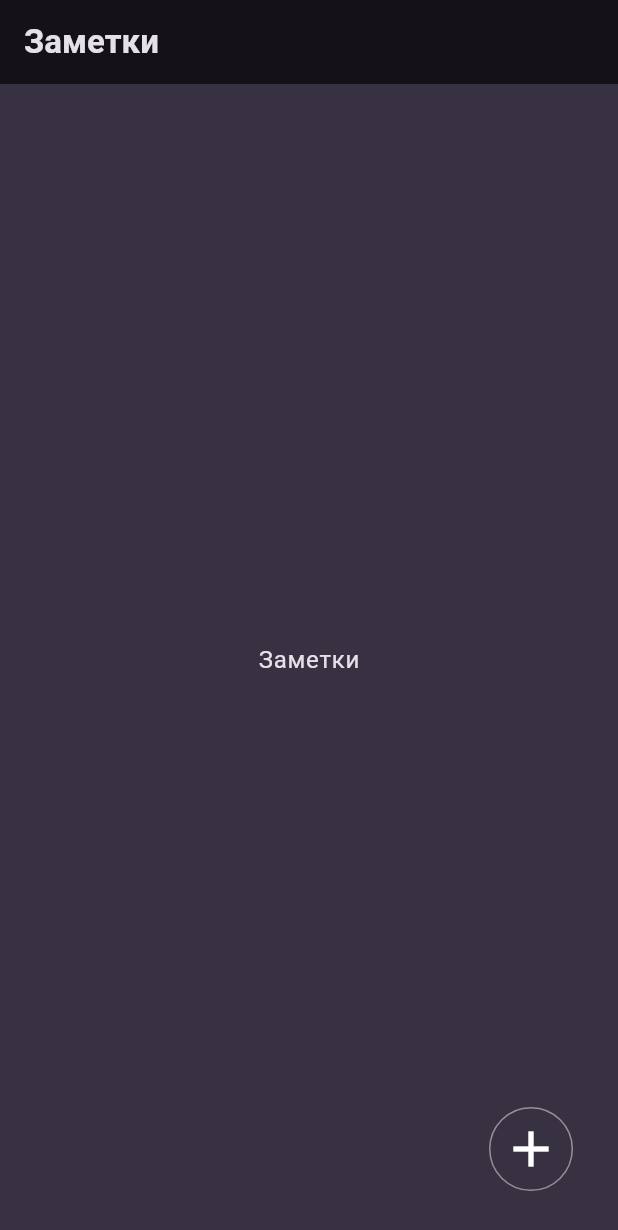
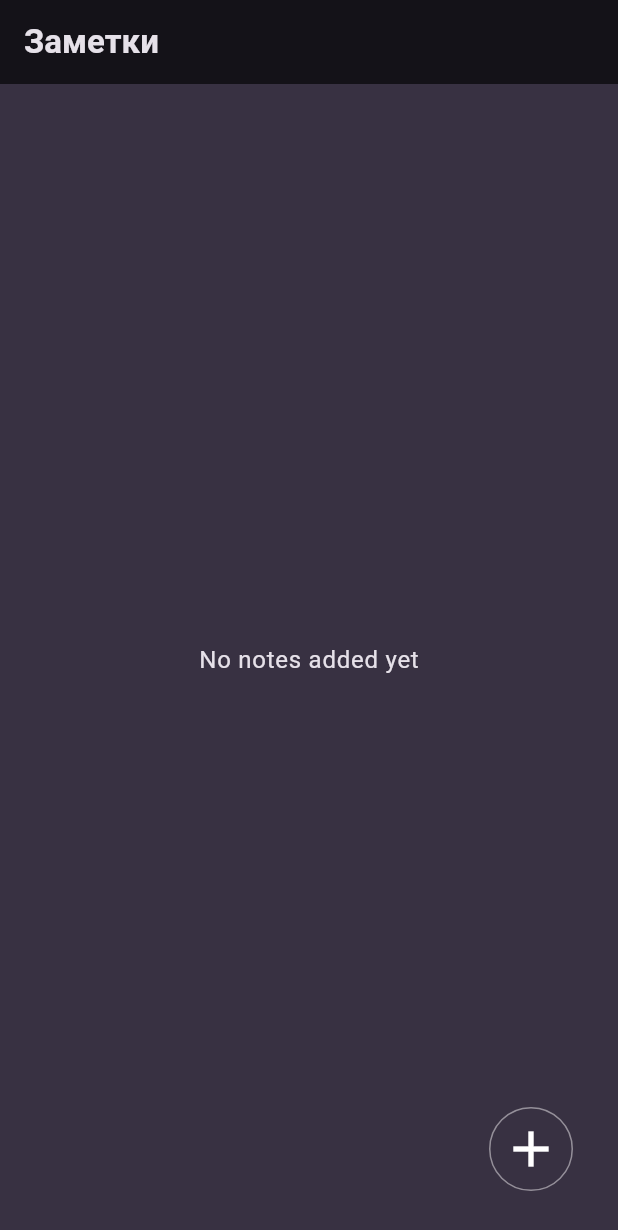
Before and after one commit to khumoyunABD/notes_app, a Flutter app: the screen it shows after launch, on a phone screen of 412 x 824 dp. Shown: the top 1230 px of the screen. Run offline on Flutter 3.47's test engine with Material 3 defaults, Android fonts, the phone set to English and light mode, and no system bars; our stand-ins replace get, google_fonts, image_picker, sqflite; accounts and stored records are empty.

Commit message:
working on notes_list

```diff
--- /dev/null
+++ b/lib/logic/cubit/add_note_cubit.dart
@@ -0,0 +1,5 @@
+// import 'package:notes/logic/add_note_state.dart';
+
+// class AddNoteCubit extends Cubit<AddNoteState> {
+//   AddNoteCubit() : super(AddNoteInitial());
+// }
--- a/lib/main.dart
+++ b/lib/main.dart
@@ -1,6 +1,8 @@
 import 'package:flutter/material.dart';
+import 'package:get/get.dart';
 import 'package:google_fonts/google_fonts.dart';
-import 'package:notes/screens/notes_list.dart';
+import 'package:notes/logic/add_controller.dart';
+import 'package:notes/screens/notes_screen.dart';
 
 final colorScheme = ColorScheme.fromSeed(
   brightness: Brightness.dark,
@@ -25,6 +27,7 @@ final theme = ThemeData().copyWith(
 );
 
 void main() {
+  Get.put(AddNoteController());
   runApp(const MyApp());
 }
 
--- /dev/null
+++ b/lib/models/note.dart
@@ -0,0 +1,19 @@
+import 'dart:io';
+
+import 'package:uuid/uuid.dart';
+
+const uuid = Uuid();
+
+class Note {
+  Note({
+    required this.title,
+    required this.image,
+    required this.description,
+    String? id,
+  }) : id = id ?? uuid.v4();
+
+  final String id;
+  final String title;
+  final File image;
+  final String description;
+}
--- a/lib/screens/notes_list.dart
+++ b/lib/screens/notes_list.dart
@@ -1,53 +1,41 @@
 import 'package:flutter/material.dart';
-import 'package:notes/screens/add_note.dart';
+import 'package:notes/models/note.dart';
+import 'package:notes/screens/note_details.dart';
+import 'package:notes/screens/note_item.dart';
 
-class NotesScreen extends StatefulWidget {
-  const NotesScreen({super.key});
+class NotesList extends StatelessWidget {
+  const NotesList({
+    super.key,
+    required this.notes,
+  });
+
+  final List<Note> notes;
 
   @override
-  State<NotesScreen> createState() => _NotesScreenState();
-}
+  Widget build(BuildContext context) {
+    void selectNote(BuildContext context, Note note) {
+      Navigator.of(context).push(
+          MaterialPageRoute(builder: (ctx) => NoteDetailsScreen(note: note)));
+    }
 
-class _NotesScreenState extends State<NotesScreen> {
-  @override
-  Widget build(BuildContext context) {
-    return Scaffold(
-      appBar: AppBar(
-        title: const Text('Заметки'),
-      ),
-      floatingActionButton: Padding(
-        padding: const EdgeInsets.only(
-          right: 14,
-          bottom: 14,
-        ),
-        child: IconButton.outlined(
-          // style: OutlinedButton.styleFrom(
-          //   backgroundColor: Colors.deepPurple,
-          // ),
-          //alignment: Alignment.center,
-          //padding: EdgeInsets.all(40),
-          iconSize: 40,
-          //color: Colors.orangeAccent,
-          icon: const Icon(
-            Icons.add,
-            color: Colors.white,
-          ),
-          onPressed: () {
-            Navigator.of(context).push(
-              MaterialPageRoute(
-                builder: (ctx) => const AddNoteScreen(),
-              ),
-            );
-          },
-        ),
-      ),
-      body: Center(
+    if (notes.isEmpty) {
+      return Center(
         child: Text(
-          'Заметки',
+          'No notes added yet',
           style: Theme.of(context).textTheme.bodyLarge!.copyWith(
                 color: Theme.of(context).colorScheme.onBackground,
               ),
         ),
+      );
+    }
+
+    return ListView.builder(
+      itemCount: notes.length,
+      itemBuilder: (ctx, index) => NoteItem(
+        myNote: notes[index],
+        onSelectNote: (myNote) {
+          selectNote(context, myNote);
+        },
       ),
     );
   }
--- /dev/null
+++ b/lib/screens/notes_screen.dart
@@ -0,0 +1,73 @@
+import 'package:flutter/material.dart';
+import 'package:get/get.dart';
+import 'package:notes/logic/add_controller.dart';
+import 'package:notes/screens/add_note.dart';
+import 'package:notes/screens/notes_list.dart';
+
+class NotesScreen extends StatefulWidget {
+  const NotesScreen({super.key});
+
+  @override
+  State<NotesScreen> createState() => _NotesScreenState();
+}
+
+class _NotesScreenState extends State<NotesScreen> {
+  late Future<void> _notesFuture;
+
+  @override
+  void initState() {
+    super.initState();
+    _notesFuture = Get.find<AddNoteController>().loadNotes();
+  }
+
+  @override
+  Widget build(BuildContext context) {
+    final userNotes = Get.find<AddNoteController>().notes;
+    final userNotes1 = GetBuilder<AddNoteController>(
+        builder: (controller) => NotesList(notes: userNotes));
+
+    return Scaffold(
+      appBar: AppBar(
+        title: const Text('Заметки'),
+      ),
+      floatingActionButton: Padding(
+        padding: const EdgeInsets.only(
+          right: 14,
+          bottom: 14,
+        ),
+        child: IconButton.outlined(
+          // style: OutlinedButton.styleFrom(
+          //   backgroundColor: Colors.deepPurple,
+          // ),
+          //alignment: Alignment.center,
+          //padding: EdgeInsets.all(40),
+          iconSize: 40,
+          //color: Colors.orangeAccent,
+          icon: const Icon(
+            Icons.add,
+            color: Colors.white,
+          ),
+          onPressed: () {
+            Navigator.of(context).push(
+              MaterialPageRoute(
+                builder: (ctx) => const AddNoteScreen(),
+              ),
+            );
+          },
+        ),
+      ),
+      body: Center(
+        child: userNotes1,
+        // FutureBuilder(
+        //   future: _notesFuture,
+        //   builder: (context, snapshot) =>
+        //       snapshot.connectionState == ConnectionState.waiting
+        //           ? const Center(
+        //               child: CircularProgressIndicator(),
+        //             )
+        //           : NotesList(notes: userNotes),
+        // ),
+      ),
+    );
+  }
+}
--- a/pubspec.yaml
+++ b/pubspec.yaml
@@ -41,6 +41,7 @@ dependencies:
   path_provider: ^2.1.3
   sqflite: ^2.3.2
   uuid: ^4.4.0
+  get: ^4.6.6
 
 dev_dependencies:
   flutter_test:
```
Also changed, not shown: lib/logic/add_controller.dart (added, +65 -0 lines), lib/logic/cubit/add_note_state.dart (added, +15 -0 lines), lib/screens/add_note.dart (+7 -2 lines), lib/screens/note_details.dart (added, +29 -0 lines), lib/screens/note_item.dart (added, +39 -0 lines), pubspec.lock.
